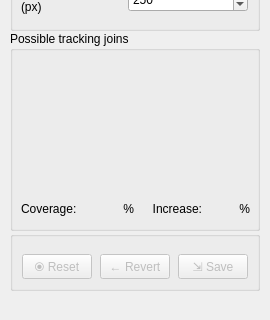
This is octron/qt_gui/octron_prediction_cleaner.ui in OCTRON-tracking/OCTRON-GUI as Qt 5 draws it before an edit; both pictures show x 0 to 270 and y 310 to 630 of the 270 by 630 pixel window. The edited form follows.
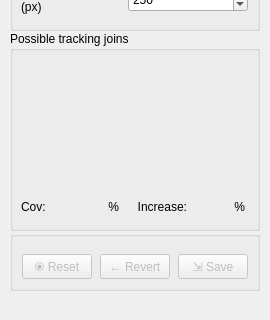
This is the edited form. Icons and pictures are not drawn.

What changed in the file:
```diff
--- a/octron/qt_gui/octron_prediction_cleaner.ui
+++ b/octron/qt_gui/octron_prediction_cleaner.ui
@@ -365,8 +365,8 @@
           <rect>
            <x>9</x>
            <y>29</y>
-           <width>233</width>
-           <height>161</height>
+           <width>232</width>
+           <height>159</height>
           </rect>
          </property>
          <layout class="QVBoxLayout" name="verticalLayout">
@@ -484,18 +484,18 @@
              <widget class="QLabel" name="coverage_label">
               <property name="minimumSize">
                <size>
-                <width>65</width>
+                <width>40</width>
                 <height>25</height>
                </size>
               </property>
               <property name="maximumSize">
                <size>
-                <width>65</width>
+                <width>40</width>
                 <height>25</height>
                </size>
               </property>
               <property name="text">
-               <string>Coverage:</string>
+               <string>Cov:</string>
               </property>
              </widget>
             </item>
@@ -503,13 +503,13 @@
              <widget class="QLabel" name="coverage_percent">
               <property name="minimumSize">
                <size>
-                <width>40</width>
+                <width>50</width>
                 <height>25</height>
                </size>
               </property>
               <property name="maximumSize">
                <size>
-                <width>40</width>
+                <width>50</width>
                 <height>25</height>
                </size>
               </property>
@@ -547,13 +547,13 @@
              <widget class="QLabel" name="increase_percent_label">
               <property name="minimumSize">
                <size>
-                <width>40</width>
+                <width>50</width>
                 <height>25</height>
                </size>
               </property>
               <property name="maximumSize">
                <size>
-                <width>40</width>
+                <width>50</width>
                 <height>25</height>
                </size>
               </property>
```
Left out of the diff: 2 changed lines with no effect on the pictures.
